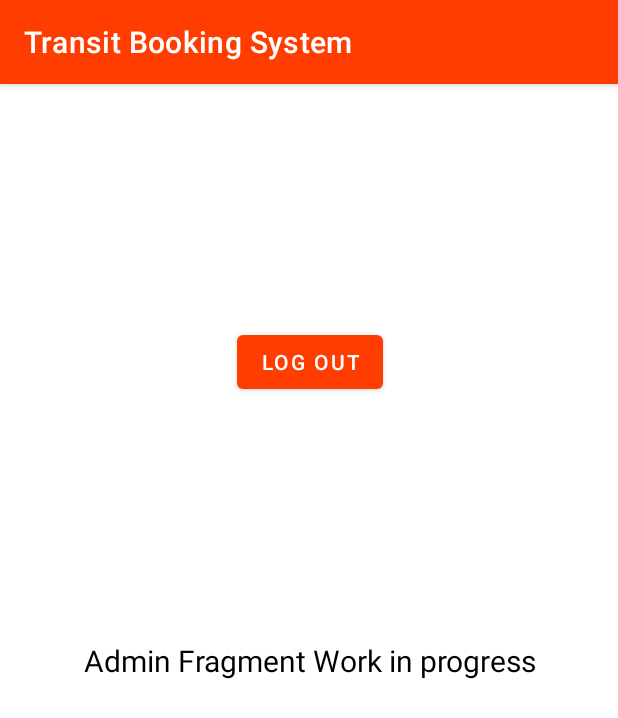
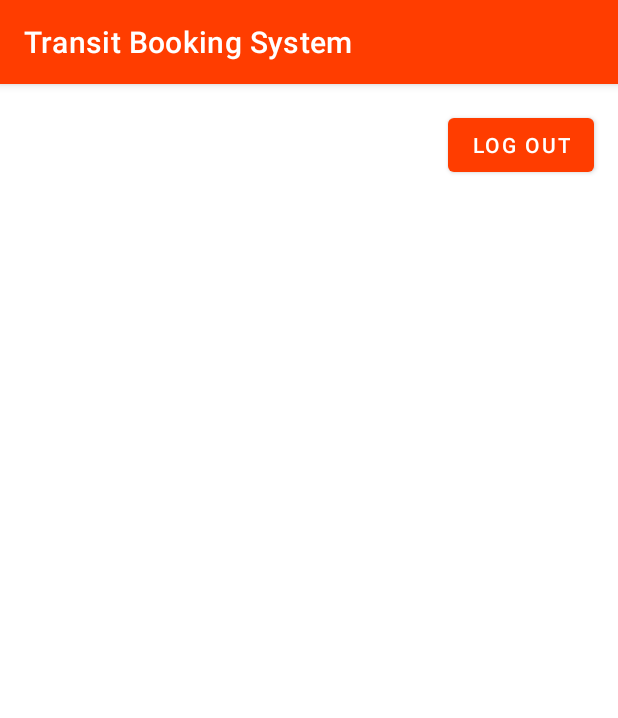
Before and after one commit to prateekrai123/Transit-Booking-System, an Android app: the ActiveApplicationsList screen opened directly, with no data from a screen before it, on a phone screen of 412 x 824 dp. Shown: the top 718 px of the screen. Run offline under Robolectric (Android 15) with nearby library versions, the phone set to English and light mode, and no system bars; our stand-ins replace Firebase (no records; nobody signed in at launch, a user with empty details on screens opened directly).

Commit message:
fixed bug

```diff
--- a/app/src/main/java/com/app/transitbookingsystem/adapters/AdminAdapter.kt
+++ b/app/src/main/java/com/app/transitbookingsystem/adapters/AdminAdapter.kt
@@ -6,6 +6,7 @@ import android.view.LayoutInflater
 import android.view.View
 import android.view.ViewGroup
 import android.widget.TextView
+import androidx.constraintlayout.widget.ConstraintLayout
 import androidx.navigation.Navigation
 import androidx.recyclerview.widget.RecyclerView
 import com.app.transitbookingsystem.models.Application
@@ -17,7 +18,7 @@ class AdminAdapter(private val list: List<Application>,private val context: Cont
     open inner class AdminAdapterViewHolder(itemView: View) : RecyclerView.ViewHolder(itemView){
         val txtSNo: TextView = itemView.findViewById(R.id.txtsNo)
         val txtDate: TextView = itemView.findViewById(R.id.txtDate)
-        val singleConfirmBtn: MaterialCardView = itemView.findViewById(R.id.singleApplicationBtn)
+        val singleConfirmBtn: ConstraintLayout = itemView.findViewById(R.id.singleApplicationBtn)
     }
 
     override fun onCreateViewHolder(parent: ViewGroup, viewType: Int): AdminAdapterViewHolder {
--- a/app/src/main/res/layout/fragment_active_applications_list.xml
+++ b/app/src/main/res/layout/fragment_active_applications_list.xml
@@ -9,27 +9,29 @@
         android:layout_width="match_parent"
         android:layout_height="match_parent">
 
+        <!--        <TextView-->
+<!--            android:id="@+id/textView2"-->
+<!--            android:layout_width="wrap_content"-->
+<!--            android:layout_height="wrap_content"-->
+<!--            android:text="Admin Fragment Work in progress"-->
+<!--            android:textColor="#000"-->
+<!--            android:textSize="20sp"-->
+<!--            app:layout_constraintBottom_toBottomOf="parent"-->
+<!--            app:layout_constraintEnd_toEndOf="parent"-->
+<!--            app:layout_constraintStart_toStartOf="parent"-->
+<!--            app:layout_constraintTop_toTopOf="@+id/recyclerView" />-->
+
         <Button
             android:id="@+id/btnLogOut"
             android:layout_width="wrap_content"
             android:layout_height="wrap_content"
             android:text="Log out"
-            app:layout_constraintBottom_toTopOf="@+id/textView2"
-            app:layout_constraintEnd_toEndOf="parent"
-            app:layout_constraintStart_toStartOf="parent"
-            app:layout_constraintTop_toTopOf="parent" />
-
-        <TextView
-            android:id="@+id/textView2"
-            android:layout_width="wrap_content"
-            android:layout_height="wrap_content"
-            android:text="Admin Fragment Work in progress"
-            android:textColor="#000"
-            android:textSize="20sp"
             app:layout_constraintBottom_toBottomOf="parent"
             app:layout_constraintEnd_toEndOf="parent"
-            app:layout_constraintStart_toStartOf="parent"
-            app:layout_constraintTop_toTopOf="@+id/recyclerView" />
+            app:layout_constraintHorizontal_bias="0.948"
+            app:layout_constraintStart_toStartOf="@+id/recyclerView"
+            app:layout_constraintTop_toTopOf="parent"
+            app:layout_constraintVertical_bias="0.023" />
 
         <androidx.recyclerview.widget.RecyclerView
             android:id="@+id/recyclerView"
```
Also changed, not shown: app/src/main/java/com/app/transitbookingsystem/activities/LoginActivity.kt (+11 -1 lines), app/src/main/java/com/app/transitbookingsystem/fragments/ActiveApplicationsList.kt (+5 -4 lines), app/src/main/java/com/app/transitbookingsystem/fragments/ConfirmSingleApplication.kt (+8 -8 lines), app/src/main/java/com/app/transitbookingsystem/fragments/ViewSingleApplication.kt (+17 -8 lines), app/src/main/res/layout/fragment_view_single_application.xml (+8 -8 lines).
